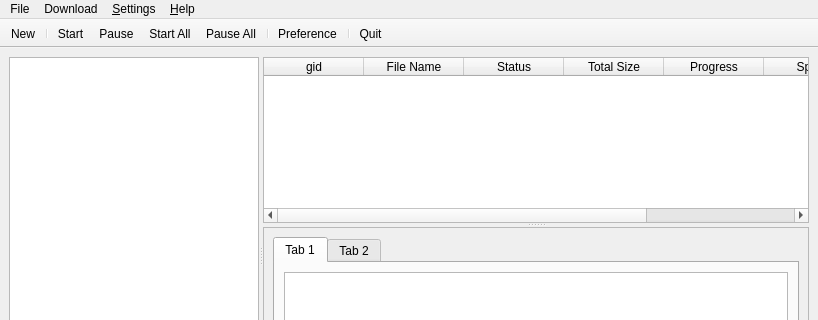
Before: the Qt Designer form gui/MainWindow.ui in a-atalla/BarqDM, drawn with Qt 5; both pictures show x 0 to 818 and y 0 to 320 of the 818 by 489 pixel window.
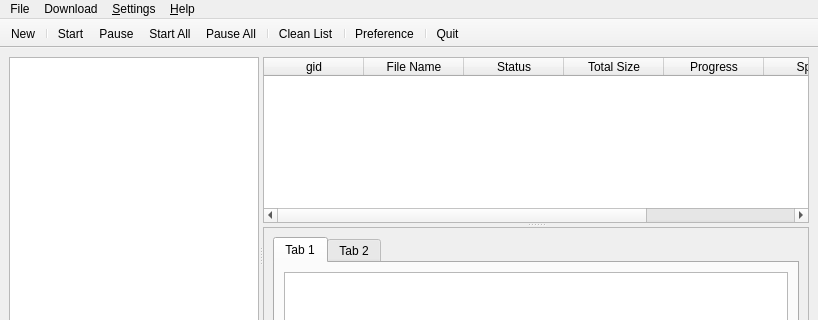
After: the same form once the commit is applied. Icons and pictures are not drawn.

What changed in the file:
```diff
--- a/gui/MainWindow.ui
+++ b/gui/MainWindow.ui
@@ -382,6 +382,8 @@
    <addaction name="actionStartAll"/>
    <addaction name="actionPauseAll"/>
    <addaction name="separator"/>
+   <addaction name="actionCleanList"/>
+   <addaction name="separator"/>
    <addaction name="actionPreference"/>
    <addaction name="separator"/>
    <addaction name="actionQuit"/>
@@ -508,6 +510,18 @@
     <string>Download Limit</string>
    </property>
   </action>
+  <action name="actionCleanList">
+   <property name="icon">
+    <iconset resource="images.qrc">
+     <normaloff>:/images/icons/edit-clear.png</normaloff>:/images/icons/edit-clear.png</iconset>
+   </property>
+   <property name="text">
+    <string>Clean List</string>
+   </property>
+   <property name="toolTip">
+    <string>&lt;html&gt;&lt;head/&gt;&lt;body&gt;&lt;p&gt;remove all downloads with status (complete , error , removed)&lt;/p&gt;&lt;/body&gt;&lt;/html&gt;</string>
+   </property>
+  </action>
  </widget>
  <resources>
   <include location="images.qrc"/>
```
Left out of the diff: 6 changed lines with no effect on the pictures.
